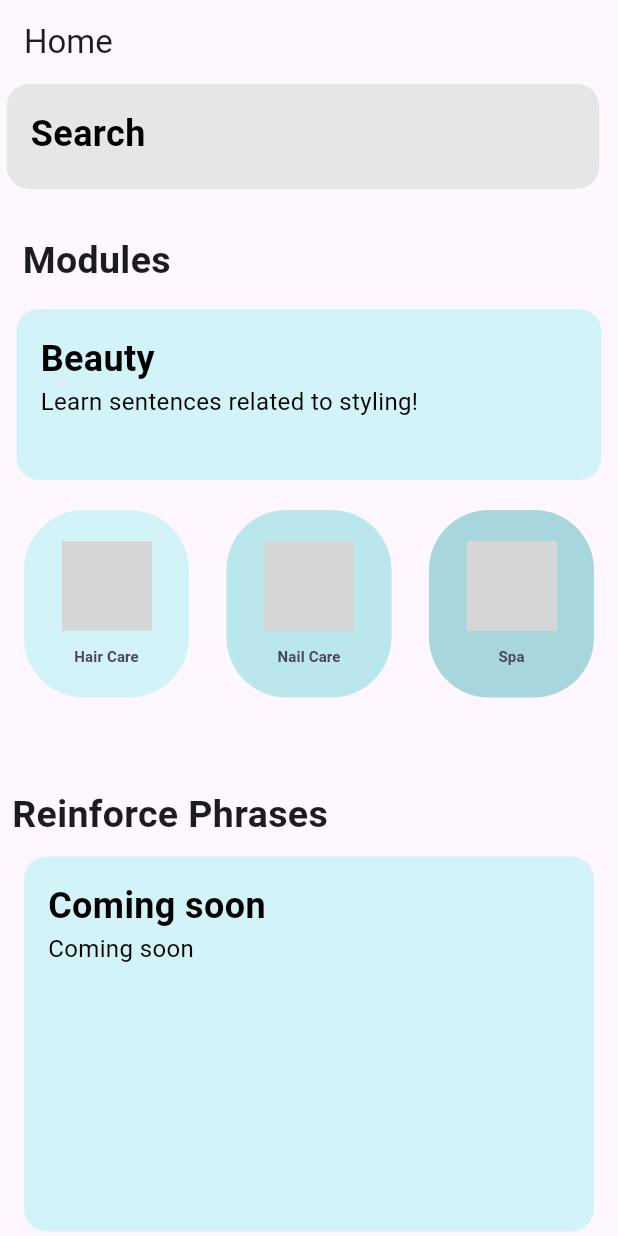
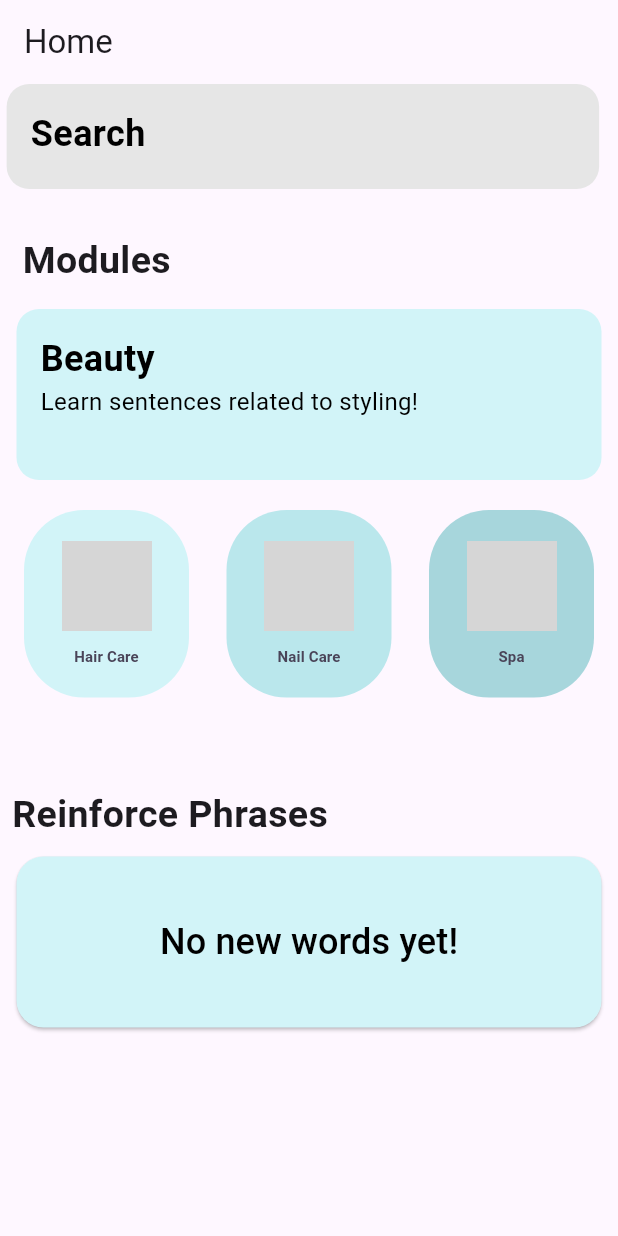
Before and after one commit to monsimb/CSCE3444_SoftwareEng, a Flutter app: the screen it shows after launch, swiped to page 3, on a phone screen of 412 x 824 dp. Run offline on Flutter 3.47's test engine with Material 3 defaults, Android fonts, the light colour scheme and no system bars; our stand-ins replace audioplayers; grey boxes are pictures that could not be loaded.

Commit message:
Updated Reinforce buttons to match

```diff
--- a/lib/main.dart
+++ b/lib/main.dart
@@ -294,15 +294,45 @@ class _HomePageState extends State<HomePage> with TickerProviderStateMixin {
 
           SizedBox(height: 10), //smaller spacer
 
-          SizedBox(
-              width: 380,
-              height: 250,
+          ElevatedButton(
+            style: ElevatedButton.styleFrom(
+              minimumSize: const Size(390, 114),
+              shape: RoundedRectangleBorder(
+                borderRadius: BorderRadius.circular(18.0),
+              ),
+              backgroundColor: Color.fromARGB(255, 252, 209, 156),
+            ),
+            onPressed: () {
+              // Your onPressed code here
+              if (reinforceQueue.isNotEmpty) {
+                /*
+                reinforceQueue.removeFirst();
+                */
+                //Change text to display on flashcard
+                if(reinforceDisplayText == reinforceQueue.first.english) {
+                  reinforceDisplayText = reinforceQueue.first.spanish;
+                } else {
+                  reinforceQueue.removeFirst();
+                  reinforceDisplayText = reinforceQueue.first.english;
+                }
+                setState(() {});
+              }
+            },
             child: reinforceQueue.isNotEmpty
-                ? banner(reinforceQueue.first.english,
-                  backgroundColor: Color.fromARGB(255, 252, 209, 156),
-                  subtext: reinforceQueue.first.spanish)
-                : banner('No new words yet!', backgroundColor: Color.fromARGB(255, 252, 209, 156),
+                ? Text(
+                    reinforceDisplayText,
+                    style: TextStyle(
+                      fontSize: 24,
+                      color: Colors.black,
+                    ),
                   )
+                : Text(
+                    'No new words yet!',
+                    style: TextStyle(
+                      fontSize: 24,
+                      color: Colors.black,
+                    ),
+                  ),
           )
         ],
       ),
@@ -353,12 +383,46 @@ class _HomePageState extends State<HomePage> with TickerProviderStateMixin {
 
           SizedBox(height: 10), //smaller spacer
 
-          SizedBox(
-              width: 380,
-              height: 250,
-              child: banner('Coming soon',
+          ElevatedButton(
+            style: ElevatedButton.styleFrom(
+              minimumSize: const Size(390, 114),
+              shape: RoundedRectangleBorder(
+                borderRadius: BorderRadius.circular(18.0),
+              ),
               backgroundColor: Color.fromARGB(255, 210, 244, 248),
-                  subtext: 'Coming soon')),
+            ),
+            onPressed: () {
+              // Your onPressed code here
+              if (reinforceQueue.isNotEmpty) {
+                /*
+                reinforceQueue.removeFirst();
+                */
+                //Change text to display on flashcard
+                if(reinforceDisplayText == reinforceQueue.first.english) {
+                  reinforceDisplayText = reinforceQueue.first.spanish;
+                } else {
+                  reinforceQueue.removeFirst();
+                  reinforceDisplayText = reinforceQueue.first.english;
+                }
+                setState(() {});
+              }
+            },
+            child: reinforceQueue.isNotEmpty
+                ? Text(
+                    reinforceDisplayText,
+                    style: TextStyle(
+                      fontSize: 24,
+                      color: Colors.black,
+                    ),
+                  )
+                : Text(
+                    'No new words yet!',
+                    style: TextStyle(
+                      fontSize: 24,
+                      color: Colors.black,
+                    ),
+                  ),
+          ),
         ],
       ),
     );
@@ -408,12 +472,45 @@ class _HomePageState extends State<HomePage> with TickerProviderStateMixin {
 
           SizedBox(height: 10), //smaller spacer
 
-          SizedBox(
-              width: 380,
-              height: 250,
-              child: banner('Coming soon',
-                  backgroundColor: Color.fromARGB(255, 252, 250, 207),
-                  subtext: 'Coming soon')),
+          ElevatedButton(
+            style: ElevatedButton.styleFrom(
+              minimumSize: const Size(390, 114),
+              shape: RoundedRectangleBorder(
+                borderRadius: BorderRadius.circular(18.0),
+              ),
+                  backgroundColor: Color.fromARGB(255, 252, 250, 207),             ),
+            onPressed: () {
+              // Your onPressed code here
+              if (reinforceQueue.isNotEmpty) {
+                /*
+                reinforceQueue.removeFirst();
+                */
+                //Change text to display on flashcard
+                if(reinforceDisplayText == reinforceQueue.first.english) {
+                  reinforceDisplayText = reinforceQueue.first.spanish;
+                } else {
+                  reinforceQueue.removeFirst();
+                  reinforceDisplayText = reinforceQueue.first.english;
+                }
+                setState(() {});
+              }
+            },
+            child: reinforceQueue.isNotEmpty
+                ? Text(
+                    reinforceDisplayText,
+                    style: TextStyle(
+                      fontSize: 24,
+                      color: Colors.black,
+                    ),
+                  )
+                : Text(
+                    'No new words yet!',
+                    style: TextStyle(
+                      fontSize: 24,
+                      color: Colors.black,
+                    ),
+                  ),
+          ),
         ],
       ),
     );
@@ -698,12 +795,6 @@ class _ModulePageState extends StatelessWidget {
       ])
     ]);
   }
-}
-class ReinforceVocab {
-  String english;
-  String spanish;
-
-  ReinforceVocab(this.english, this.spanish);
 }
 Widget banner(String text,
     {required Color backgroundColor,
```
Lines whose indentation alone changed are shown as unchanged.
